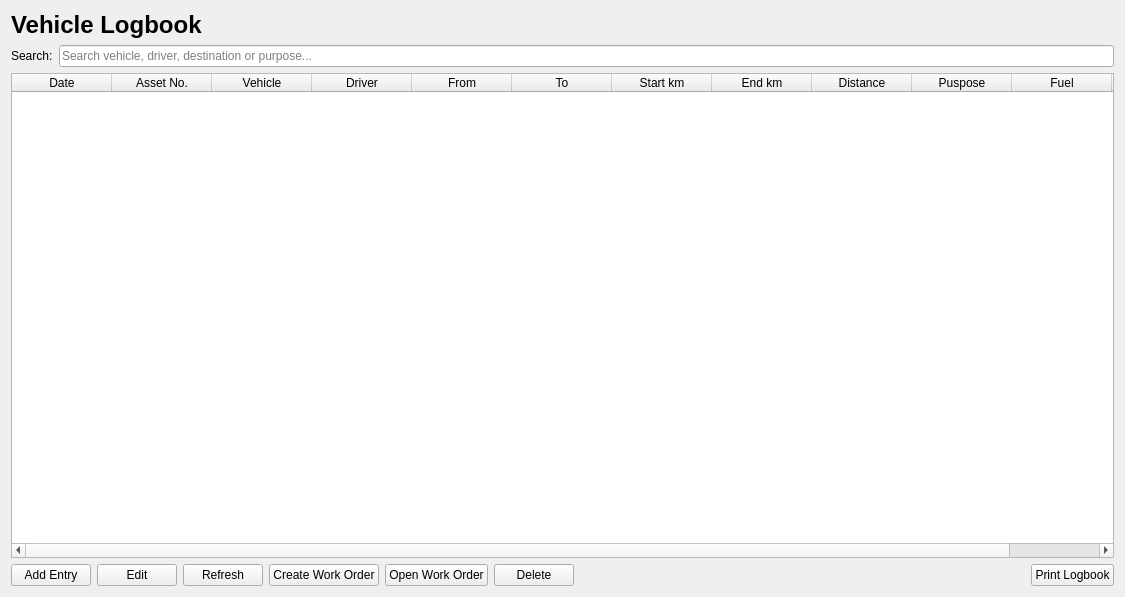
Before: the Qt Designer form app/ui/forms/vehicle_logbook_page.ui in Apie-dup/MaintenanceSystem, drawn with Qt 5.
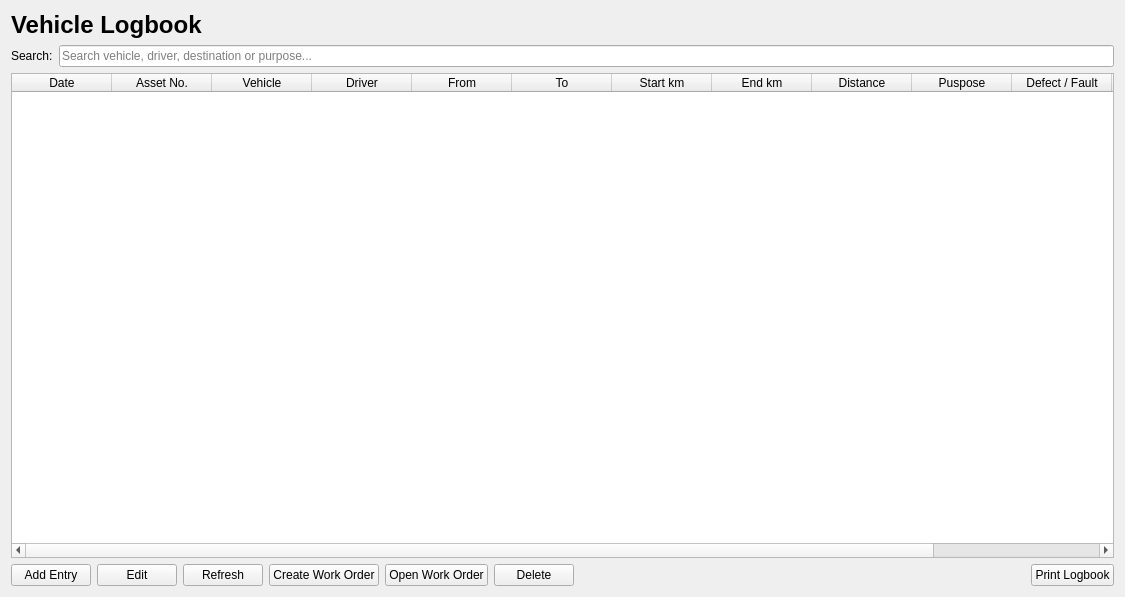
After: the same form once the commit is applied.

Patch:
```diff
--- a/app/ui/forms/vehicle_logbook_page.ui
+++ b/app/ui/forms/vehicle_logbook_page.ui
@@ -97,6 +97,11 @@
        <string>Puspose</string>
       </property>
      </column>
+     <column>
+      <property name="text">
+       <string>Defect / Fault</string>
+      </property>
+     </column>
      <column>
       <property name="text">
        <string>Fuel</string>
```
